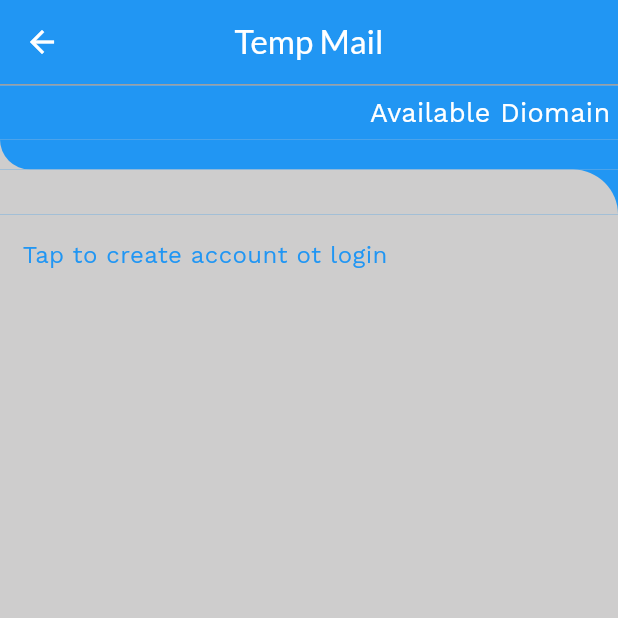
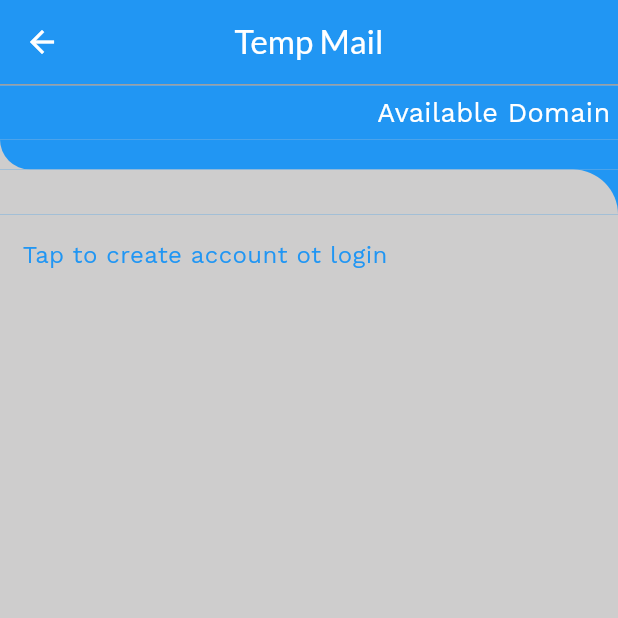
Before and after one commit to md-ruhulamin/temporary_email, a Flutter app: the screen it shows after launch, on a phone screen of 412 x 824 dp, the top half of it. Run offline on Flutter 3.47's test engine with Material 3 defaults, Android fonts, the light colour scheme and no system bars; our stand-ins replace get, google_fonts, shared_preferences; network calls fail.

Commit message:
domain_list_screen.dart

```diff
--- a/lib/screen/domain_list_screen.dart
+++ b/lib/screen/domain_list_screen.dart
@@ -32,7 +32,7 @@ class _DomainScreenState extends State<DomainScreen> {
         crossAxisAlignment: CrossAxisAlignment.start,
         children: [
             Container(height: 1,color: Colors.grey,),
-          HeaderSection(heading:"Available Diomain"),
+          HeaderSection(heading:"Available Domain"),
           const SizedBox(
             height: 5,
           ),
```
